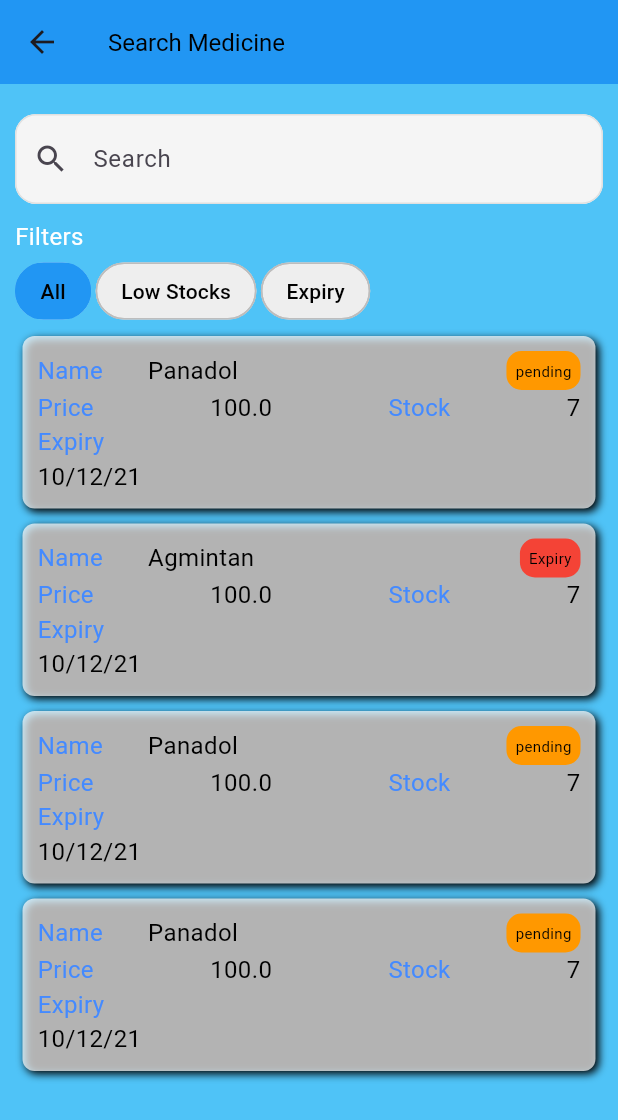
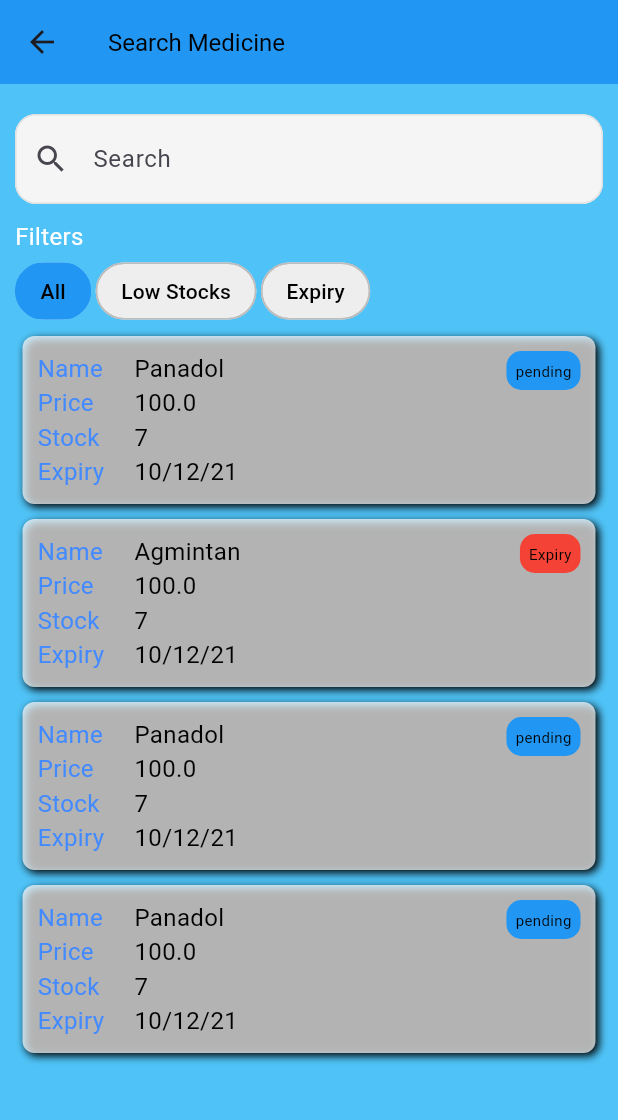
Before and after one commit to Raza373316/PharmaFlow, a Flutter app: the Searchmedicine screen opened directly, on a phone screen of 412 x 824 dp. Shown: the top 1120 px of the screen. Run offline on Flutter 3.47's test engine with Material 3 defaults, Android fonts, the phone set to English and light mode, and no system bars.

Commit message:
some changes required which was done

```diff
--- a/lib/View/Custom Widget/MedicineSearchCard.dart
+++ b/lib/View/Custom Widget/MedicineSearchCard.dart
@@ -39,20 +39,35 @@ margin: EdgeInsetsGeometry.all(5),
         ],
 
       ),
-      child: Column(crossAxisAlignment: CrossAxisAlignment.start,
+      child: Row(
+
+        crossAxisAlignment: CrossAxisAlignment.start,
         children: [
+          Column(crossAxisAlignment: CrossAxisAlignment.start,
+            children: [
+              CustomText(text: "Name",color: Colors.blueAccent,),
+              CustomText(text: "Price",color: Colors.blueAccent,),
+              CustomText(text: "Stock",color: Colors.blueAccent,),
+              CustomText(text: "Expiry",color: Colors.blueAccent,),
 
-      Row(
-        children: [
-          CustomText(text: "Name",color: Colors.blueAccent,),
-          SizedBox(width: 30,),
-          CustomText(text: widget.Name),
-          Spacer(),
+            ],
+          ),
+          SizedBox(width: 20,),
+          Column(crossAxisAlignment: CrossAxisAlignment.start,
+            children: [
+              CustomText(text: widget.Name),
+              CustomText(text: widget.price.toString()),
+              CustomText(text: widget.Stock.toString()),
+              CustomText(text: widget.ExpiryDate),
+
+            ],
+          ),
+Spacer(),
           Container(
             padding: EdgeInsets.all(6),
             decoration: BoxDecoration(
               borderRadius: BorderRadius.circular(10),
-              color: widget.Status == 'pending'
+              color: widget.Status == 'Low Stock'
                   ? Colors.orange
                   : widget.Status == 'Expiry'
                   ? Colors.red
@@ -61,23 +76,10 @@ margin: EdgeInsetsGeometry.all(5),
             child: CustomText(text: widget.Status, fontSize: 10),
           ),
 
-        ],
-      ),
 
 
-         Row(
-           mainAxisAlignment: MainAxisAlignment.spaceBetween,
-           children: [
 
-             CustomText(text: "Price",color: Colors.blueAccent,),
-             CustomText(text: widget.price.toString()),
 
-             CustomText(text: "Stock",color: Colors.blueAccent,),
-             CustomText(text: widget.Stock.toString()),
-           ],
-         ),
-          CustomText(text: "Expiry",color: Colors.blueAccent,),
-          CustomText(text: widget.ExpiryDate),
 
         ],
       ),
```
